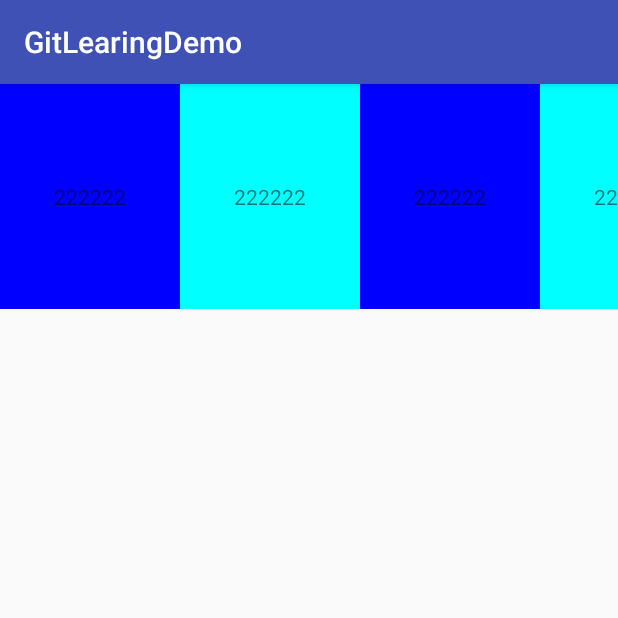
After one commit to coder-xiaoshuai/GitLearingDemo, an Android app: the SeeMoreDemoActivity screen opened directly, with no data from a screen before it, on a phone screen of 412 x 824 dp, the top half of it. The commit adds this screen. Run offline under Robolectric (Android 15) with nearby library versions, the phone set to English and light mode, and no system bars.

```diff
--- a/app/src/main/AndroidManifest.xml
+++ b/app/src/main/AndroidManifest.xml
@@ -63,6 +63,8 @@
 
         <activity android:name="com.example.zhangshuai.activity.BorderImageViewActivity" />
 
+        <activity android:name="com.example.zhangshuai.activity.SeeMoreDemoActivity" />
+
     </application>
 
 </manifest>
--- /dev/null
+++ b/app/src/main/java/com/example/zhangshuai/activity/SeeMoreDemoActivity.kt
@@ -0,0 +1,71 @@
+package com.example.zhangshuai.activity
+
+import android.graphics.Rect
+import android.os.Bundle
+import android.util.Log
+import android.widget.Toast
+import androidx.appcompat.app.AppCompatActivity
+import androidx.recyclerview.widget.LinearLayoutManager
+import androidx.recyclerview.widget.RecyclerView
+import com.example.zhangshuai.adapter.ListSeeMoreAdapter
+import com.example.zhangshuai.gitlearingdemo.R
+import com.example.zhangshuai.utils.ViewUtils
+
+class SeeMoreDemoActivity : AppCompatActivity() {
+
+    var recyclerView: RecyclerView? = null
+    var data: ArrayList<String>? = null
+
+    override fun onCreate(savedInstanceState: Bundle?) {
+        super.onCreate(savedInstanceState)
+        setContentView(R.layout.activity_rv_see_more)
+        recyclerView = findViewById(R.id.recyclerView)
+
+        initData()
+
+        var layoutManager = LinearLayoutManager(this)
+        layoutManager.orientation = LinearLayoutManager.HORIZONTAL
+        recyclerView?.layoutManager = layoutManager
+
+        recyclerView?.adapter = ListSeeMoreAdapter(data!!, this)
+
+        addActionListener()
+    }
+
+    fun initData() {
+        data = ArrayList()
+        for (i in 0..19) {
+            data?.add("String$i")
+        }
+    }
+
+    private fun addActionListener() {
+//        recyclerView?.setOnTouchListener(object : View.OnTouchListener {
+//            override fun onTouch(v: View?, event: MotionEvent?): Boolean {
+//                if (event?.action == MotionEvent.ACTION_UP || event?.action == MotionEvent.ACTION_CANCEL) {
+//                    if ((recyclerView?.layoutManager as LinearLayoutManager).findLastVisibleItemPosition() == 19){
+//                        Toast.makeText(this@SeeMoreDemoActivity,"查看更多",Toast.LENGTH_SHORT).show()
+//                    }
+//                }
+//                return false
+//            }
+//        })
+
+        recyclerView?.addOnScrollListener(object : RecyclerView.OnScrollListener() {
+            override fun onScrollStateChanged(recyclerView: RecyclerView, newState: Int) {
+                super.onScrollStateChanged(recyclerView, newState)
+                if (newState == RecyclerView.SCROLL_STATE_IDLE && (recyclerView.layoutManager as LinearLayoutManager).findLastVisibleItemPosition() == data?.size?.minus(1)) {
+                    Log.e("tag", "单位${ViewUtils.dpToPx(this@SeeMoreDemoActivity, 1f)}")
+                    Log.e("tag", "总偏移量${recyclerView.computeHorizontalScrollOffset()}")
+                    val rect=Rect()
+                    (recyclerView.layoutManager as LinearLayoutManager).findViewByPosition(data?.size!!.minus(1))?.getLocalVisibleRect(rect)
+                    var translationX = rect.width()
+                            Log.e("tag", "translationX$translationX")
+                    Toast.makeText(this@SeeMoreDemoActivity, "查看更多" + (recyclerView.layoutManager as LinearLayoutManager).findLastVisibleItemPosition(), Toast.LENGTH_SHORT).show()
+                    recyclerView.scrollBy(-(translationX?.toInt() )!!, 0)
+                }
+            }
+        })
+    }
+
+}
--- /dev/null
+++ b/app/src/main/java/com/example/zhangshuai/adapter/ListSeeMoreAdapter.kt
@@ -0,0 +1,74 @@
+package com.example.zhangshuai.adapter
+
+import android.content.Context
+import android.graphics.Color
+import android.view.LayoutInflater
+import android.view.View
+import android.view.ViewGroup
+import android.widget.ImageView
+import android.widget.TextView
+import androidx.recyclerview.widget.RecyclerView
+import com.example.zhangshuai.gitlearingdemo.R
+
+class ListSeeMoreAdapter : RecyclerView.Adapter<RecyclerView.ViewHolder> {
+    private val ITEM_TYPE_NORMAL = 0x01
+    private val ITEM_TYPE_SEE_MORE = 0x02
+
+    private val list: ArrayList<String>
+    private var context: Context? = null
+
+    constructor(list: ArrayList<String>, context: Context) {
+        this.list = list
+        this.context = context
+
+    }
+
+    override fun onCreateViewHolder(parent: ViewGroup, viewType: Int): RecyclerView.ViewHolder {
+        when (viewType) {
+            ITEM_TYPE_NORMAL -> {
+                return NormalViewHolder(LayoutInflater.from(context).inflate(R.layout.item_rv_type_normal, parent, false))
+            }
+            ITEM_TYPE_SEE_MORE -> {
+                return SeeMoreViewHolder(LayoutInflater.from(context).inflate(R.layout.item_rv_type_see_more, parent, false))
+            }
+        }
+        return return NormalViewHolder(LayoutInflater.from(context).inflate(R.layout.item_rv_type_normal, parent, false))
+    }
+
+    override fun getItemCount(): Int {
+        return list.size
+    }
+
+    override fun onBindViewHolder(holder: RecyclerView.ViewHolder, position: Int) {
+        when (getItemViewType(position)) {
+            ITEM_TYPE_NORMAL -> {
+                holder as NormalViewHolder
+                holder.textView.text = "222222"
+                if (position%2 == 0){
+                    holder.imageView.setBackgroundColor(Color.BLUE)
+                }else{
+                    holder.imageView.setBackgroundColor(Color.CYAN)
+                }
+
+            }
+            ITEM_TYPE_SEE_MORE -> {
+                holder as SeeMoreViewHolder
+                holder.textView.text = "查看更多更多"
+            }
+        }
+    }
+
+
+    class NormalViewHolder(itemView: View) : RecyclerView.ViewHolder(itemView) {
+        val imageView: ImageView = itemView.findViewById(R.id.image)
+        val textView: TextView = itemView.findViewById(R.id.text)
+    }
+
+    class SeeMoreViewHolder(itemView: View) : RecyclerView.ViewHolder(itemView) {
+        val textView: TextView = itemView.findViewById(R.id.text_see_more)
+    }
+
+    override fun getItemViewType(position: Int): Int {
+        return if (position == itemCount-1) ITEM_TYPE_SEE_MORE else ITEM_TYPE_NORMAL
+    }
+}
--- a/app/src/main/java/com/example/zhangshuai/kotlin/MainActivity.kt
+++ b/app/src/main/java/com/example/zhangshuai/kotlin/MainActivity.kt
@@ -101,6 +101,10 @@ class MainActivity : AppCompatActivity() {
             startActivity(intent)
         }
 
+        btn_rv_see_more.setOnClickListener {
+            var intent = Intent(this@MainActivity, SeeMoreDemoActivity::class.java)
+            startActivity(intent)
+        }
     }
 
 }
--- a/app/src/main/res/layout/activity_main.xml
+++ b/app/src/main/res/layout/activity_main.xml
@@ -147,6 +147,12 @@
                 android:layout_height="wrap_content"
                 android:text="圆形描边"
                 />
+
+            <Button
+                android:id="@+id/btn_rv_see_more"
+                android:layout_width="match_parent"
+                android:layout_height="wrap_content"
+                android:text="滑动查看更多"/>
         </LinearLayout>
 
     </ScrollView>
--- /dev/null
+++ b/app/src/main/res/layout/activity_rv_see_more.xml
@@ -0,0 +1,14 @@
+<?xml version="1.0" encoding="utf-8"?>
+<LinearLayout xmlns:android="http://schemas.android.com/apk/res/android"
+    android:orientation="vertical"
+    android:layout_width="match_parent"
+    android:layout_height="match_parent">
+
+    <androidx.recyclerview.widget.RecyclerView
+        android:id="@+id/recyclerView"
+        android:layout_width="match_parent"
+        android:layout_height="wrap_content">
+
+    </androidx.recyclerview.widget.RecyclerView>
+
+</LinearLayout>
--- /dev/null
+++ b/app/src/main/res/layout/item_rv_type_normal.xml
@@ -0,0 +1,20 @@
+<?xml version="1.0" encoding="utf-8"?>
+<FrameLayout xmlns:android="http://schemas.android.com/apk/res/android"
+    android:layout_width="120dp"
+    android:layout_height="150dp">
+
+    <ImageView
+        android:id="@+id/image"
+        android:layout_width="match_parent"
+        android:layout_height="match_parent"
+        />
+
+    <TextView
+        android:id="@+id/text"
+        android:layout_width="wrap_content"
+        android:layout_height="wrap_content"
+        android:layout_gravity="center"
+        android:text="1111"
+        />
+
+</FrameLayout>
--- a/common/build.gradle
+++ b/common/build.gradle
@@ -23,10 +23,15 @@ android {
 }
 
 dependencies {
+    def dependencies = rootProject.ext.dependencies
     implementation fileTree(include: ['*.jar'], dir: 'libs')
     api 'com.android.support:appcompat-v7:28.0.0'
     testImplementation 'junit:junit:4.12'
     androidTestImplementation 'com.android.support.test:runner:1.0.2'
     androidTestImplementation 'com.android.support.test.espresso:espresso-core:3.0.2'
     implementation 'com.android.support:recyclerview-v7:28.0.0'
+    //rxjava
+    implementation dependencies.rxjava
+    implementation dependencies.rxandroid
+    implementation dependencies.retrofit2
 }
```
Also changed, not shown: app/src/main/res/layout/item_rv_type_see_more.xml (added, +17 -0 lines), build.gradle (+8 -5 lines), common/src/main/java/com/example/common/RxJavaUtils.java (added, +100 -0 lines).
